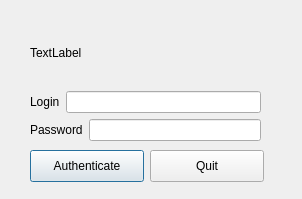
INCF/one_click, file push_gui/ui/login_dialog.ui: the form before one commit.
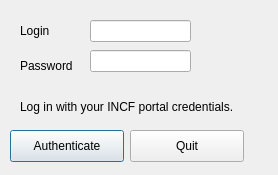
The form after the commit.

Commit message: formatting and text for login dialog

What changed in the file:
```diff
--- a/push_gui/ui/login_dialog.ui
+++ b/push_gui/ui/login_dialog.ui
@@ -6,8 +6,8 @@
    <rect>
     <x>0</x>
     <y>0</y>
-    <width>302</width>
-    <height>199</height>
+    <width>278</width>
+    <height>175</height>
    </rect>
   </property>
   <property name="windowTitle">
@@ -16,8 +16,8 @@
   <widget class="QPushButton" name="quit_button">
    <property name="geometry">
     <rect>
-     <x>150</x>
-     <y>150</y>
+     <x>130</x>
+     <y>130</y>
      <width>114</width>
      <height>32</height>
     </rect>
@@ -29,8 +29,8 @@
   <widget class="QPushButton" name="authenticate_button">
    <property name="geometry">
     <rect>
-     <x>30</x>
-     <y>150</y>
+     <x>10</x>
+     <y>130</y>
      <width>114</width>
      <height>32</height>
     </rect>
@@ -42,56 +42,70 @@
     <bool>true</bool>
    </property>
   </widget>
-  <widget class="QWidget" name="verticalLayoutWidget">
+  <widget class="QLabel" name="info_label">
    <property name="geometry">
     <rect>
-     <x>30</x>
+     <x>20</x>
+     <y>90</y>
+     <width>229</width>
+     <height>34</height>
+    </rect>
+   </property>
+   <property name="text">
+    <string>Log in with your INCF portal credentials.</string>
+   </property>
+   <property name="wordWrap">
+    <bool>true</bool>
+   </property>
+  </widget>
+  <widget class="QLabel" name="label_2">
+   <property name="geometry">
+    <rect>
+     <x>20</x>
+     <y>50</y>
+     <width>60</width>
+     <height>31</height>
+    </rect>
+   </property>
+   <property name="text">
+    <string>Password</string>
+   </property>
+  </widget>
+  <widget class="QLineEdit" name="password_edit">
+   <property name="geometry">
+    <rect>
+     <x>90</x>
+     <y>50</y>
+     <width>101</width>
+     <height>22</height>
+    </rect>
+   </property>
+   <property name="echoMode">
+    <enum>QLineEdit::Password</enum>
+   </property>
+  </widget>
+  <widget class="QLineEdit" name="login_edit">
+   <property name="geometry">
+    <rect>
+     <x>90</x>
      <y>20</y>
-     <width>231</width>
-     <height>121</height>
+     <width>101</width>
+     <height>22</height>
     </rect>
    </property>
-   <layout class="QVBoxLayout" name="verticalLayout">
-    <item>
-     <widget class="QLabel" name="info_label">
-      <property name="text">
-       <string>TextLabel</string>
-      </property>
-     </widget>
-    </item>
-    <item>
-     <layout class="QHBoxLayout" name="horizontalLayout">
-      <item>
-       <widget class="QLabel" name="label">
-        <property name="text">
-         <string>Login</string>
-        </property>
-       </widget>
-      </item>
-      <item>
-       <widget class="QLineEdit" name="login_edit"/>
-      </item>
-     </layout>
-    </item>
-    <item>
-     <layout class="QHBoxLayout" name="horizontalLayout_2">
-      <item>
-       <widget class="QLabel" name="label_2">
-        <property name="text">
-         <string>Password</string>
-        </property>
-       </widget>
-      </item>
-      <item>
-       <widget class="QLineEdit" name="password_edit">
-        <property name="echoMode">
-         <enum>QLineEdit::Password</enum>
-        </property>
-       </widget>
-      </item>
-     </layout>
-    </item>
-   </layout>
+  </widget>
+  <widget class="QLabel" name="label">
+   <property name="geometry">
+    <rect>
+     <x>20</x>
+     <y>20</y>
+     <width>91</width>
+     <height>21</height>
+    </rect>
+   </property>
+   <property name="text">
+    <string>Login</string>
+   </property>
   </widget>
  </widget>
  <resources/>
```
Left out of the diff: 6 changed lines with no effect on the pictures. The commit also changes 1 other file.
